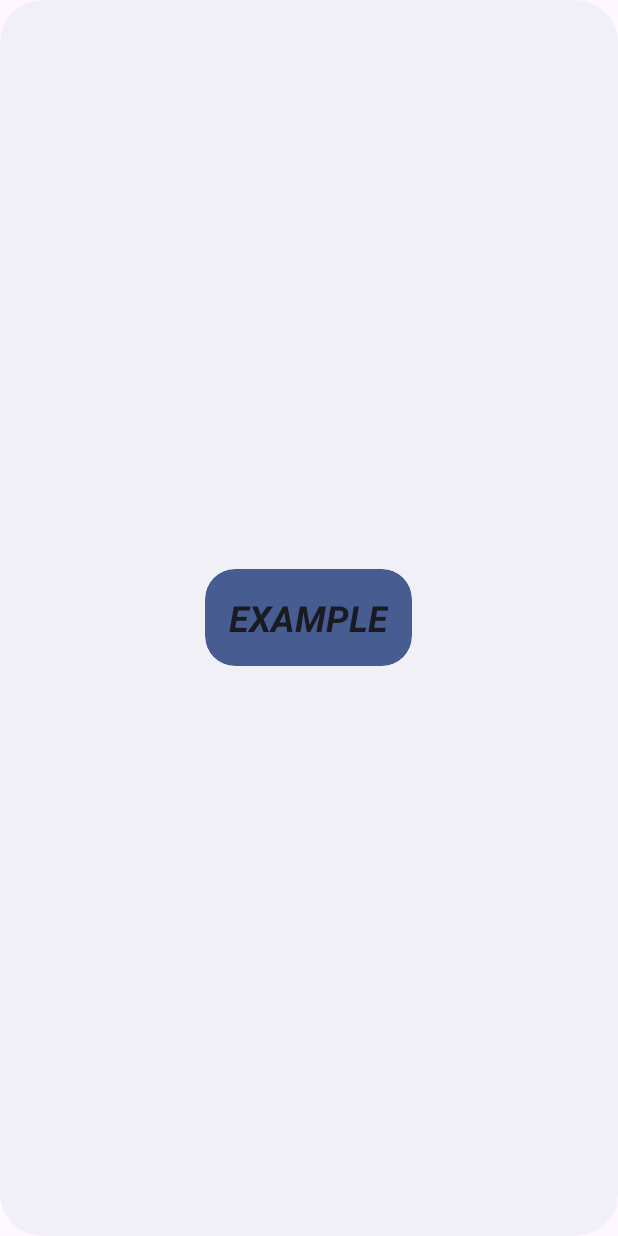
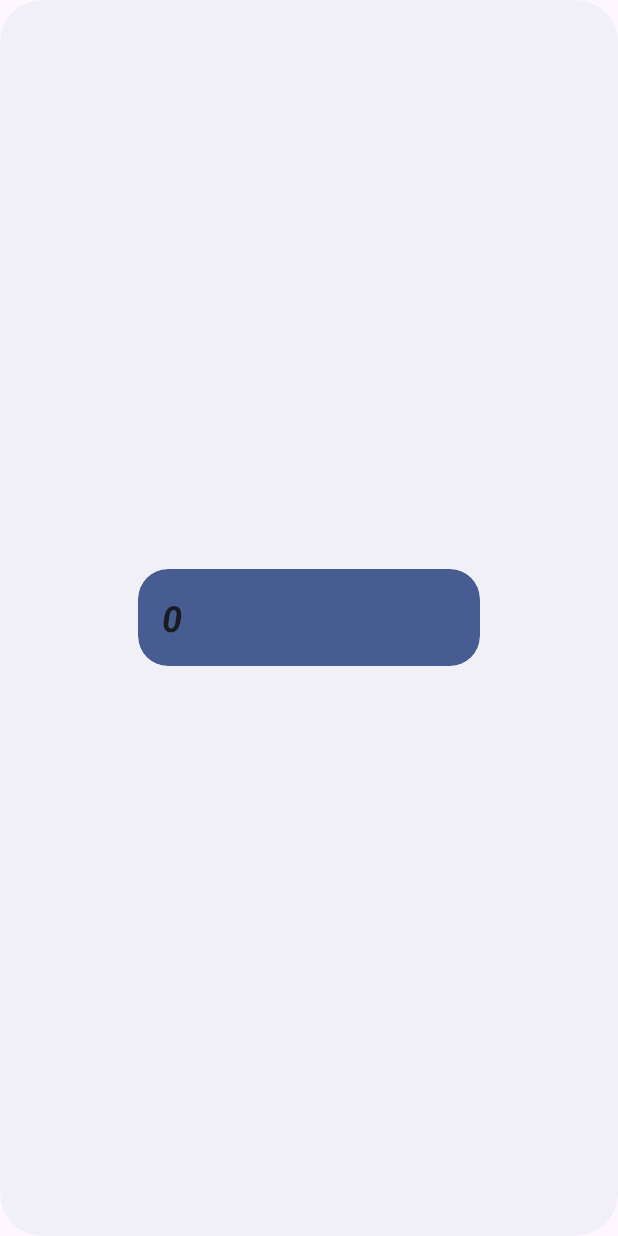
Before and after one commit to AyanoNK/bank-sms-manager, an Android app: the layout bank_metrics_widget.xml on its own in the app's theme, with its tools: preview values and no code run, on a phone screen of 412 x 824 dp. Run offline under Robolectric (Android 15) with nearby library versions, the phone set to English and light mode, and no system bars.

Commit message:
Fix imports

```diff
--- a/app/src/main/java/com/example/bank_sms_manager/BankMetricsWidget.kt
+++ b/app/src/main/java/com/example/bank_sms_manager/BankMetricsWidget.kt
@@ -2,12 +2,8 @@ package com.example.bank_sms_manager
 
 import android.appwidget.AppWidgetManager
 import android.appwidget.AppWidgetProvider
-import android.content.ComponentName
 import android.content.Context
-import android.content.pm.PackageManager
-import android.provider.Telephony
 import android.widget.RemoteViews
-import com.example.banksmsparser.SmsReceiver
 
 /**
  * Implementation of App Widget functionality.
@@ -39,6 +35,8 @@ private fun updateAppWidget(
     appWidgetId: Int
 ) {
     val messageCount = SmsReceiver.getMessagesCount(context)
+    println("messageCount")
+    println(messageCount)
     // Construct the RemoteViews object
     val views = RemoteViews(context.packageName, R.layout.bank_metrics_widget)
     views.setTextViewText(R.id.appwidget_text, messageCount.toString())
--- a/app/src/main/java/com/example/bank_sms_manager/Constants.kt
+++ b/app/src/main/java/com/example/bank_sms_manager/Constants.kt
@@ -1,4 +1,4 @@
-package com.example.banksmsparser
+package com.example.bank_sms_manager
 
 import android.Manifest
 
--- a/app/src/main/java/com/example/bank_sms_manager/MainActivity.kt
+++ b/app/src/main/java/com/example/bank_sms_manager/MainActivity.kt
@@ -1,10 +1,7 @@
 package com.example.bank_sms_manager
 
-import android.content.Intent
-import android.content.IntentFilter
 import android.content.pm.PackageManager
 import android.os.Bundle
-import android.provider.Telephony
 import com.google.android.material.snackbar.Snackbar
 import androidx.appcompat.app.AppCompatActivity
 import androidx.navigation.findNavController
@@ -17,7 +14,6 @@ import android.widget.Toast
 import androidx.core.app.ActivityCompat
 import androidx.core.content.ContextCompat
 import com.example.bank_sms_manager.databinding.ActivityMainBinding
-import com.example.banksmsparser.Constants
 
 class MainActivity : AppCompatActivity() {
 
--- a/app/src/main/java/com/example/bank_sms_manager/SmsBroadcastReceiver.kt
+++ b/app/src/main/java/com/example/bank_sms_manager/SmsBroadcastReceiver.kt
@@ -7,7 +7,6 @@ import android.content.Context
 import android.content.Intent
 import android.provider.Telephony
 import android.widget.RemoteViews
-import com.example.banksmsparser.SmsReceiver
 
 class SmsBroadcastReceiver : BroadcastReceiver() {
 
@@ -32,6 +31,8 @@ class SmsBroadcastReceiver : BroadcastReceiver() {
         for (appWidgetId in appWidgetIds) {
             val views = RemoteViews(context.packageName, R.layout.bank_metrics_widget)
             val messageCount = SmsReceiver.getMessagesCount(context)
+            println("MESSAGE COUNT")
+            println(messageCount)
             views.setTextViewText(R.id.appwidget_text, messageCount.toString())
             appWidgetManager.updateAppWidget(appWidgetId, views)
         }
--- a/app/src/main/java/com/example/bank_sms_manager/SmsReceiver.kt
+++ b/app/src/main/java/com/example/bank_sms_manager/SmsReceiver.kt
@@ -1,4 +1,4 @@
-package com.example.banksmsparser
+package com.example.bank_sms_manager
 
 import android.content.Context
 import android.content.pm.PackageManager
--- a/app/src/main/res/layout/bank_metrics_widget.xml
+++ b/app/src/main/res/layout/bank_metrics_widget.xml
@@ -7,11 +7,13 @@
     <TextView
         android:id="@+id/appwidget_text"
         style="@style/Widget.Banksmsmanager.AppWidget.InnerView"
-        android:layout_width="wrap_content"
+        android:layout_width="228dp"
         android:layout_height="wrap_content"
-        android:layout_centerHorizontal="true"
-        android:layout_centerVertical="true"
-        android:layout_margin="8dp"
+        android:layout_centerInParent="true"
+        android:layout_marginStart="8dp"
+        android:layout_marginTop="8dp"
+        android:layout_marginEnd="8dp"
+        android:layout_marginBottom="8dp"
         android:contentDescription="@string/appwidget_text"
         android:text="@string/appwidget_text"
         android:textSize="24sp"
--- a/app/src/main/res/values/strings.xml
+++ b/app/src/main/res/values/strings.xml
@@ -43,7 +43,7 @@
         libero vel nunc consequat, quis tincidunt nisl eleifend. Cras bibendum enim a justo luctus
         vestibulum. Fusce dictum libero quis erat maximus, vitae volutpat diam dignissim.
     </string>
-    <string name="appwidget_text">EXAMPLE</string>
+    <string name="appwidget_text">0</string>
     <string name="add_widget">Add widget</string>
     <string name="app_widget_description">This is an app widget description</string>
 </resources>
```
Also changed, not shown: app/src/main/res/xml/bank_metrics_widget_info.xml (+4 -4 lines).
